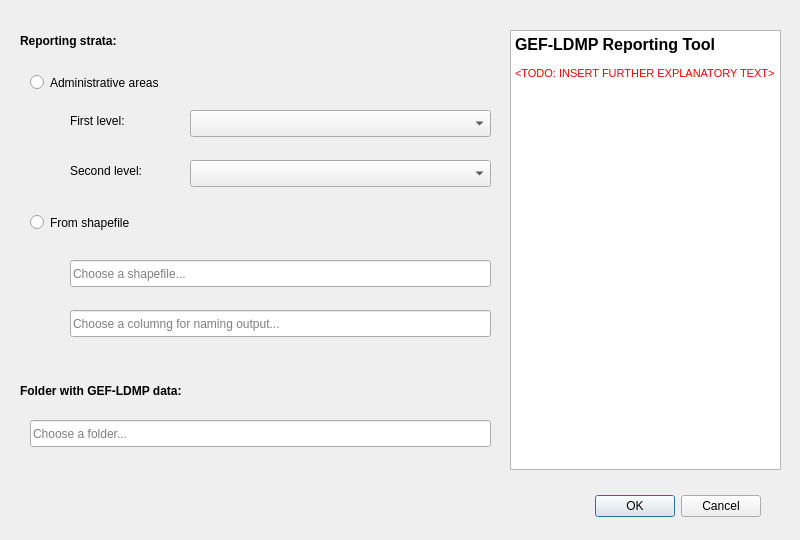
First picture: the form in LDMP/DlgReporting.ui, repository ConservationInternational/trends.earth, before the edit.
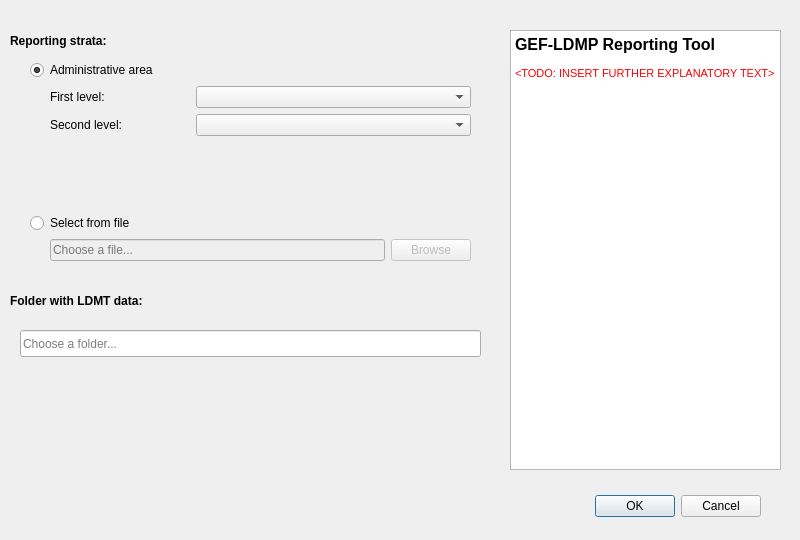
Second picture: the form after the edit.

What changed in the file:
```diff
--- a/LDMP/DlgReporting.ui
+++ b/LDMP/DlgReporting.ui
@@ -29,56 +29,10 @@
     <set>QDialogButtonBox::Cancel|QDialogButtonBox::Ok</set>
    </property>
   </widget>
-  <widget class="QRadioButton" name="dl_projarea_useshp">
-   <property name="geometry">
-    <rect>
-     <x>30</x>
-     <y>210</y>
-     <width>211</width>
-     <height>25</height>
-    </rect>
-   </property>
-   <property name="text">
-    <string>From shapefile</string>
-   </property>
-  </widget>
-  <widget class="QComboBox" name="comboBox">
-   <property name="geometry">
-    <rect>
-     <x>190</x>
-     <y>110</y>
-     <width>301</width>
-     <height>27</height>
-    </rect>
-   </property>
-  </widget>
-  <widget class="QComboBox" name="comboBox_2">
-   <property name="geometry">
-    <rect>
-     <x>190</x>
-     <y>160</y>
-     <width>301</width>
-     <height>27</height>
-    </rect>
-   </property>
-  </widget>
-  <widget class="QRadioButton" name="dl_projarea_useadmin">
-   <property name="geometry">
-    <rect>
-     <x>30</x>
-     <y>70</y>
-     <width>251</width>
-     <height>25</height>
-    </rect>
-   </property>
-   <property name="text">
-    <string>Administrative areas</string>
-   </property>
-  </widget>
   <widget class="QLabel" name="label">
    <property name="geometry">
     <rect>
-     <x>20</x>
+     <x>10</x>
      <y>30</y>
      <width>481</width>
      <height>21</height>
@@ -113,62 +67,208 @@
 &lt;p style=&quot; margin-top:0px; margin-bottom:0px; margin-left:0px; margin-right:0px; -qt-block-indent:0; text-indent:0px;&quot;&gt;&lt;span style=&quot; font-size:8pt; color:#ff0000;&quot;&gt;&amp;lt;TODO: INSERT FURTHER EXPLANATORY TEXT&amp;gt;&lt;/span&gt;&lt;/p&gt;&lt;/body&gt;&lt;/html&gt;</string>
    </property>
   </widget>
-  <widget class="QLineEdit" name="dl_projarea_shp">
-   <property name="geometry">
-    <rect>
-     <x>70</x>
-     <y>260</y>
-     <width>421</width>
-     <height>27</height>
-    </rect>
-   </property>
-   <property name="placeholderText">
-    <string>Choose a shapefile...</string>
-   </property>
-  </widget>
-  <widget class="QLabel" name="label_3">
-   <property name="geometry">
-    <rect>
-     <x>70</x>
-     <y>110</y>
-     <width>111</width>
-     <height>21</height>
-    </rect>
-   </property>
-   <property name="font">
-    <font>
-     <weight>50</weight>
-     <bold>false</bold>
-    </font>
-   </property>
-   <property name="text">
-    <string>First level:</string>
-   </property>
-  </widget>
-  <widget class="QLabel" name="label_4">
-   <property name="geometry">
-    <rect>
-     <x>70</x>
-     <y>160</y>
-     <width>111</width>
-     <height>21</height>
-    </rect>
-   </property>
-   <property name="font">
-    <font>
-     <weight>50</weight>
-     <bold>false</bold>
-    </font>
-   </property>
-   <property name="text">
-    <string>Second level:</string>
-   </property>
-  </widget>
-  <widget class="QLineEdit" name="dl_dest">
+  <widget class="QWidget" name="verticalLayoutWidget">
    <property name="geometry">
     <rect>
      <x>30</x>
-     <y>420</y>
+     <y>60</y>
+     <width>441</width>
+     <height>201</height>
+    </rect>
+   </property>
+   <layout class="QVBoxLayout" name="area">
+    <item>
+     <widget class="QRadioButton" name="area_admin">
+      <property name="text">
+       <string>Administrative area</string>
+      </property>
+      <property name="checked">
+       <bool>true</bool>
+      </property>
+     </widget>
+    </item>
+    <item>
+     <layout class="QGridLayout" name="area_admin_layout">
+      <property name="leftMargin">
+       <number>0</number>
+      </property>
+      <property name="bottomMargin">
+       <number>0</number>
+      </property>
+      <item row="0" column="1">
+       <widget class="QLabel" name="label_3">
+        <property name="sizePolicy">
+         <sizepolicy hsizetype="Minimum" vsizetype="Preferred">
+          <horstretch>0</horstretch>
+          <verstretch>0</verstretch>
+         </sizepolicy>
+        </property>
+        <property name="font">
+         <font>
+          <weight>50</weight>
+          <bold>false</bold>
+         </font>
+        </property>
+        <property name="text">
+         <string>First level:</string>
+        </property>
+       </widget>
+      </item>
+      <item row="1" column="3">
+       <widget class="QComboBox" name="area_admin_1">
+        <property name="sizePolicy">
+         <sizepolicy hsizetype="Maximum" vsizetype="Fixed">
+          <horstretch>0</horstretch>
+          <verstretch>0</verstretch>
+         </sizepolicy>
+        </property>
+        <property name="minimumSize">
+         <size>
+          <width>275</width>
+          <height>0</height>
+         </size>
+        </property>
+       </widget>
+      </item>
+      <item row="1" column="1">
+       <widget class="QLabel" name="label_4">
+        <property name="sizePolicy">
+         <sizepolicy hsizetype="Minimum" vsizetype="Preferred">
+          <horstretch>0</horstretch>
+          <verstretch>0</verstretch>
+         </sizepolicy>
+        </property>
+        <property name="font">
+         <font>
+          <weight>50</weight>
+          <bold>false</bold>
+         </font>
+        </property>
+        <property name="text">
+         <string>Second level:</string>
+        </property>
+       </widget>
+      </item>
+      <item row="0" column="3">
+       <widget class="QComboBox" name="area_admin_0">
+        <property name="sizePolicy">
+         <sizepolicy hsizetype="Maximum" vsizetype="Fixed">
+          <horstretch>0</horstretch>
+          <verstretch>0</verstretch>
+         </sizepolicy>
+        </property>
+        <property name="minimumSize">
+         <size>
+          <width>275</width>
+          <height>0</height>
+         </size>
+        </property>
+       </widget>
+      </item>
+      <item row="0" column="0">
+       <spacer name="horizontalSpacer">
+        <property name="orientation">
+         <enum>Qt::Horizontal</enum>
+        </property>
+        <property name="sizeType">
+         <enum>QSizePolicy::Fixed</enum>
+        </property>
+        <property name="sizeHint" stdset="0">
+         <size>
+          <width>20</width>
+          <height>20</height>
+         </size>
+        </property>
+       </spacer>
+      </item>
+     </layout>
+    </item>
+    <item>
+     <spacer name="verticalSpacer">
+      <property name="orientation">
+       <enum>Qt::Vertical</enum>
+      </property>
+      <property name="sizeHint" stdset="0">
+       <size>
+        <width>20</width>
+        <height>40</height>
+       </size>
+      </property>
+     </spacer>
+    </item>
+    <item>
+     <widget class="QRadioButton" name="area_fromfile">
+      <property name="text">
+       <string>Select from file</string>
+      </property>
+     </widget>
+    </item>
+    <item>
+     <layout class="QGridLayout" name="area_fromfile_layout">
+      <item row="0" column="1">
+       <widget class="QLineEdit" name="area_fromfile_file">
+        <property name="enabled">
+         <bool>false</bool>
+        </property>
+        <property name="placeholderText">
+         <string>Choose a file...</string>
+        </property>
+       </widget>
+      </item>
+      <item row="0" column="0">
+       <spacer name="horizontalSpacer_2">
+        <property name="orientation">
+         <enum>Qt::Horizontal</enum>
+        </property>
+        <property name="sizeType">
+         <enum>QSizePolicy::Fixed</enum>
+        </property>
+        <property name="sizeHint" stdset="0">
+         <size>
+          <width>20</width>
+          <height>20</height>
+         </size>
+        </property>
+       </spacer>
+      </item>
+      <item row="0" column="2">
+       <widget class="QPushButton" name="area_fromfile_browse">
+        <property name="enabled">
+         <bool>false</bool>
+        </property>
+        <property name="text">
+         <string>Browse</string>
+        </property>
+       </widget>
+      </item>
+     </layout>
+    </item>
+   </layout>
+  </widget>
+  <widget class="QLabel" name="label_2">
+   <property name="geometry">
+    <rect>
+     <x>10</x>
+     <y>290</y>
+     <width>441</width>
+     <height>21</height>
+    </rect>
+   </property>
+   <property name="font">
+    <font>
+     <weight>75</weight>
+     <bold>true</bold>
+    </font>
+   </property>
+   <property name="text">
+    <string>Folder with LDMT data:</string>
+   </property>
+  </widget>
+  <widget class="QLineEdit" name="data_folder">
+   <property name="geometry">
+    <rect>
+     <x>20</x>
+     <y>330</y>
      <width>461</width>
      <height>27</height>
     </rect>
@@ -177,44 +277,6 @@
     <string>Choose a folder...</string>
    </property>
   </widget>
-  <widget class="QLabel" name="label_2">
-   <property name="geometry">
-    <rect>
-     <x>20</x>
-     <y>380</y>
-     <width>441</width>
-     <height>21</height>
-    </rect>
-   </property>
-   <property name="font">
-    <font>
-     <weight>75</weight>
-     <bold>true</bold>
-    </font>
-   </property>
-   <property name="text">
-    <string>Folder with GEF-LDMP data:</string>
-   </property>
-  </widget>
-  <widget class="QLineEdit" name="dl_projarea_shp_2">
-   <property name="geometry">
-    <rect>
-     <x>70</x>
-     <y>310</y>
-     <width>421</width>
-     <height>27</height>
-    </rect>
-   </property>
-   <property name="text">
-    <string/>
-   </property>
-   <property name="alignment">
-    <set>Qt::AlignLeading|Qt::AlignLeft|Qt::AlignVCenter</set>
-   </property>
-   <property name="placeholderText">
-    <string>Choose a columng for naming output...</string>
-   </property>
-  </widget>
  </widget>
  <resources/>
  <connections>
```
